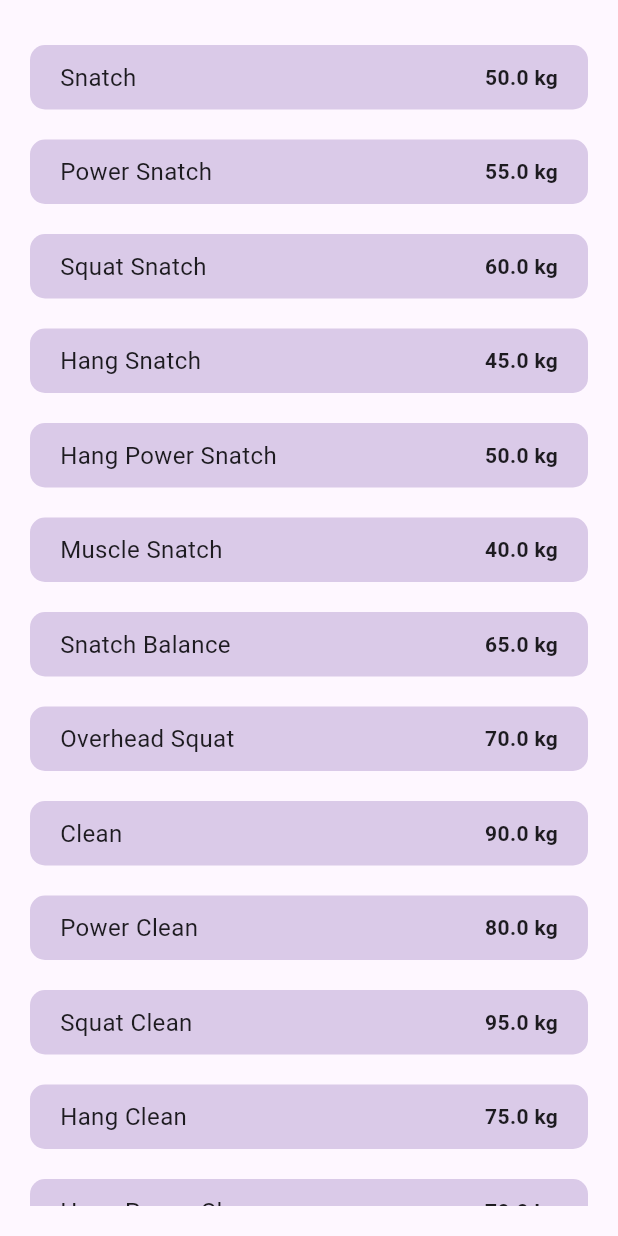
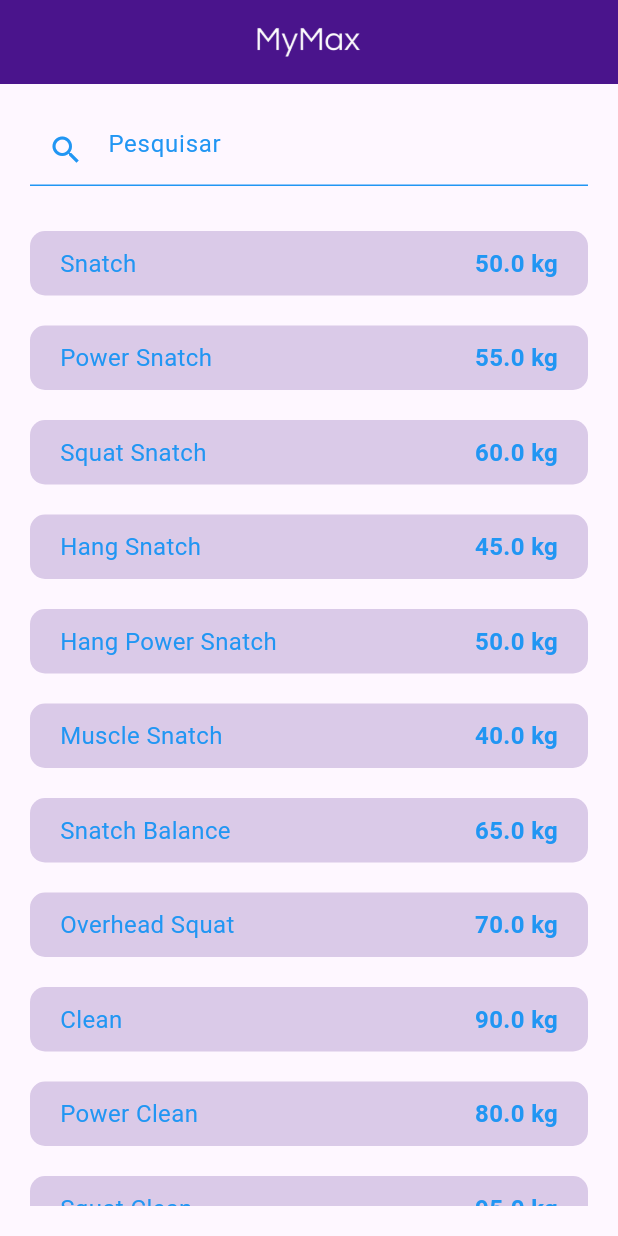
Before and after one commit to BiancaAlessandra/my-max, a Flutter app: the HomePage screen opened directly, on a phone screen of 412 x 824 dp. Run offline on Flutter 3.47's test engine with Material 3 defaults, Android fonts, the phone set to English and light mode, and no system bars.

```diff
--- a/lib/globals/styles.dart
+++ b/lib/globals/styles.dart
@@ -1,6 +1,6 @@
 import 'package:flutter/material.dart';
 
 var corPadrao = Color.fromARGB(255, 74, 20, 140);
-var corFonte =  const Color.fromARGB(255, 44, 42, 42);
+var corFonte =  Colors.blue;
 var corBranco = Colors.white;
 var corPreto = Colors.black;
--- a/lib/pages/home.dart
+++ b/lib/pages/home.dart
@@ -1,6 +1,7 @@
 import 'package:flutter/material.dart';
 import 'package:mymax/globals/components.dart';
 import 'package:mymax/globals/styles.dart';
+import 'package:mymax/pages/detail.dart';
 
 class HomePage extends StatefulWidget {
   const HomePage({super.key});
@@ -10,9 +11,11 @@ class HomePage extends StatefulWidget {
 }
 
 class _HomePageState extends State<HomePage> {
+  TextEditingController pesquisarController = TextEditingController();
   bool loadTela = false;
+  List movimentos_filtrados = [];
 
-  List movimentos = [
+  List movimentos_originais = [
     (nome: 'Snatch', cargaMax: 50.0),
     (nome: 'Power Snatch', cargaMax: 55.0),
     (nome: 'Squat Snatch', cargaMax: 60.0),
@@ -50,21 +53,85 @@ class _HomePageState extends State<HomePage> {
   ];
 
   @override
+  void initState() {
+    super.initState();
+    movimentos_filtrados = movimentos_originais;
+  }
+
+  @override
   Widget build(BuildContext context) {
     return WillPopScope(
       onWillPop: () async => false,
       child: Scaffold(
+        appBar: AppBar(
+          backgroundColor: corPadrao,
+          elevation: 0,
+          centerTitle: true,
+          automaticallyImplyLeading: false,
+          title: Image.asset('assets/images/logo.png', height: 20),
+        ),
         body: Stack(
           children: [
             Container(
               padding: EdgeInsets.all(20),
+              child: Column(
+                children: [
+                  TextFormField(
+                    decoration: InputDecoration(
+                      hintText: 'Pesquisar',
+                      hintStyle: TextStyle(color: corFonte),
+                      prefixIcon: Icon(Icons.search, color: corFonte),
+                      enabledBorder: UnderlineInputBorder(
+                        borderSide: BorderSide(color: corFonte),
+                      ),
+                      focusedBorder: UnderlineInputBorder(
+                        borderSide: BorderSide(color: corFonte),
+                      ),
+                    ),
+                    style: TextStyle(color: corFonte),
+                    controller: pesquisarController,
+                    onChanged: (value) {
+                      setState(() {
+                        if (value.isNotEmpty) {
+                          movimentos_filtrados = movimentos_originais
+                              .where(
+                                (m) => m.nome.toLowerCase().contains(
+                                  value.toLowerCase(),
+                                ),
+                              )
+                              .toList();
+                        } else {
+                          movimentos_filtrados = movimentos_originais;
+                        }
+                      });
+                    },
+                  ),
+                  SizedBox(height: 20),
+                  Expanded(
                     child: ListView.builder(
-                itemCount: movimentos.length,
+                      itemCount: movimentos_filtrados.length,
                       itemBuilder: (context, index) {
-                  final movimento = movimentos[index];
-                  return Container(
+                        final movimento = movimentos_filtrados[index];
+                        return GestureDetector(
+                          onTap: () {
+                            Navigator.push(
+                              context,
+                              MaterialPageRoute(
+                                builder: (context) => DetailPage(
+                                  nome: movimento.nome,
+                                  cargaMax: movimento.cargaMax,
+                                  dataAtualizacao:
+                                      DateTime.now(), // depois você pode salvar isso por movimento
+                                ),
+                              ),
+                            );
+                          },
+                          child: Container(
                             margin: EdgeInsets.symmetric(vertical: 10),
-                    padding: EdgeInsets.symmetric(horizontal: 20, vertical: 10),
+                            padding: EdgeInsets.symmetric(
+                              horizontal: 20,
+                              vertical: 10,
+                            ),
                             decoration: BoxDecoration(
                               color: corPadrao.withOpacity(0.2),
                               borderRadius: BorderRadius.circular(10),
@@ -73,19 +140,38 @@ class _HomePageState extends State<HomePage> {
                               mainAxisAlignment: MainAxisAlignment.spaceBetween,
                               children: [
                                 Expanded(
+                                  child: Container(
+                                    alignment: Alignment.centerLeft,
                                     child: Text(
                                       movimento.nome,
-                            style: TextStyle(fontSize: 16),
+                                      textAlign: TextAlign.left,
+                                      style: TextStyle(
+                                        color: corFonte,
+                                        fontSize: 16,
                                       ),
                                     ),
-                        Text(
+                                  ),
+                                ),
+                                Container(
+                                  alignment: Alignment.centerRight,
+                                  child: Text(
                                     '${movimento.cargaMax.toStringAsFixed(1)} kg',
-                          style: TextStyle(fontWeight: FontWeight.bold),
+                                    textAlign: TextAlign.right,
+                                    style: TextStyle(
+                                      color: corFonte,
+                                      fontSize: 16,
+                                      fontWeight: FontWeight.bold,
+                                    ),
+                                  ),
                                 ),
                               ],
                             ),
+                          ),
                         );
                       },
+                    ),
+                  ),
+                ],
               ),
             ),
             loadTela == true ? load() : Container(),
```
Also changed, not shown: lib/pages/detail.dart (added, +141 -0 lines). Lines whose indentation alone changed are shown as unchanged.
